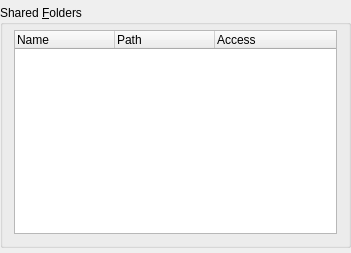
Qt form vbox/src/VBox/Frontends/VirtualBox4/ui/VBoxVMSettingsSF.ui (jljuxgm/vboxgit) before a commit.
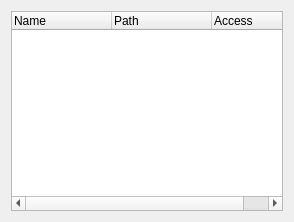
The same form after that commit.

Commit message:
commit_10690 ------------------------------------------------------------------------ r10690 | vboxsync | 2008-07-16 17:48:04 +0800 (Wed, 16 Jul 2008) | 2 lines
FE/Qt4: VM SF settings face lift.

------------------------------------------------------------------------

The edit to the form file:
```diff
--- a/vbox/src/VBox/Frontends/VirtualBox4/ui/VBoxVMSettingsSF.ui
+++ b/vbox/src/VBox/Frontends/VirtualBox4/ui/VBoxVMSettingsSF.ui
@@ -22,8 +22,8 @@
    <rect>
     <x>0</x>
     <y>0</y>
-    <width>351</width>
-    <height>253</height>
+    <width>294</width>
+    <height>218</height>
    </rect>
   </property>
   <property name="sizePolicy" >
@@ -32,27 +32,21 @@
     <verstretch>0</verstretch>
    </sizepolicy>
   </property>
-  <layout class="QVBoxLayout" >
+  <layout class="QGridLayout" >
+   <item row="0" column="0" >
+    <widget class="QWidget" native="1" name="mGbSharedFolders" >
+     <layout class="QHBoxLayout" >
    <property name="leftMargin" >
     <number>0</number>
    </property>
    <property name="topMargin" >
-    <number>5</number>
+       <number>0</number>
    </property>
    <property name="rightMargin" >
     <number>0</number>
    </property>
    <property name="bottomMargin" >
-    <number>5</number>
-   </property>
-   <item>
-    <widget class="QGroupBox" name="mGbSharedFolders" >
-     <property name="title" >
-      <string>Shared &amp;Folders</string>
-     </property>
-     <layout class="QHBoxLayout" >
-      <property name="topMargin" >
-       <number>5</number>
+       <number>0</number>
       </property>
       <item>
        <widget class="QTreeWidget" name="mTreeView" >
```
Lines whose indentation alone changed are shown as unchanged.
